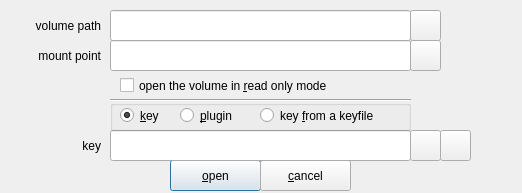
First picture: the form in zuluCrypt-gui/password.ui, repository mhogomchungu/zuluCrypt, before the edit.
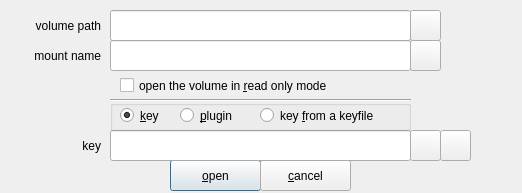
Second picture: the form after the edit.

Commit message: move mount point path to /run/media + other enhancements

What changed in the file:
```diff
--- a/zuluCrypt-gui/password.ui
+++ b/zuluCrypt-gui/password.ui
@@ -262,7 +262,7 @@
     </rect>
    </property>
    <property name="text">
-    <string>mount point</string>
+    <string>mount name</string>
    </property>
    <property name="alignment">
     <set>Qt::AlignRight|Qt::AlignTrailing|Qt::AlignVCenter</set>
```
The commit also changes 28 other files.
